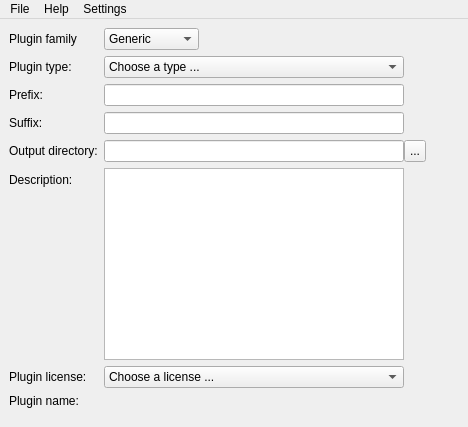
The window that tools/medPluginGenerator/medPluginGeneratorMainWindow.ui (medInria/medInria-public) describes before a commit, drawn with Qt 5.
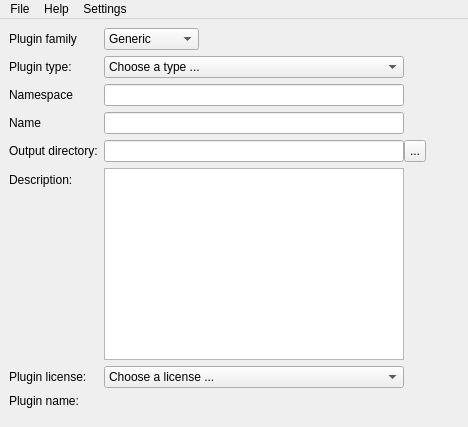
The same window after the commit.

Patch:
```diff
--- a/tools/medPluginGenerator/medPluginGeneratorMainWindow.ui
+++ b/tools/medPluginGenerator/medPluginGeneratorMainWindow.ui
@@ -119,7 +119,7 @@
     <item row="3" column="0">
      <widget class="QLabel" name="prefixLabel">
       <property name="text">
-       <string>Prefix:</string>
+       <string>Namespace</string>
       </property>
       <property name="buddy">
        <cstring>prefixLineEdit</cstring>
@@ -139,7 +139,7 @@
     <item row="4" column="0">
      <widget class="QLabel" name="suffixLabel">
       <property name="text">
-       <string>Suffix:</string>
+       <string>Name</string>
       </property>
       <property name="buddy">
        <cstring>suffixLineEdit</cstring>
```
Left out of the diff: 12 changed lines with no effect on the pictures.
